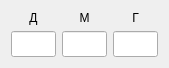
Above: date_form.ui from Yavlados/VKR before the change. Below: the same form after it.
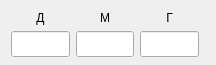
That is the form after the change.

Diff of the .ui file:
```diff
--- a/date_form.ui
+++ b/date_form.ui
@@ -6,8 +6,8 @@
    <rect>
     <x>0</x>
     <y>0</y>
-    <width>169</width>
-    <height>63</height>
+    <width>216</width>
+    <height>65</height>
    </rect>
   </property>
   <property name="sizePolicy">
@@ -16,6 +16,12 @@
     <verstretch>0</verstretch>
    </sizepolicy>
   </property>
+  <property name="minimumSize">
+   <size>
+    <width>216</width>
+    <height>65</height>
+   </size>
+  </property>
   <property name="windowTitle">
    <string>Form</string>
   </property>
@@ -46,6 +52,18 @@
          <verstretch>0</verstretch>
         </sizepolicy>
        </property>
+       <property name="minimumSize">
+        <size>
+         <width>59</width>
+         <height>26</height>
+        </size>
+       </property>
+       <property name="maximumSize">
+        <size>
+         <width>59</width>
+         <height>26</height>
+        </size>
+       </property>
        <property name="font">
         <font>
          <pointsize>11</pointsize>
@@ -81,6 +99,18 @@
          <verstretch>0</verstretch>
         </sizepolicy>
        </property>
+       <property name="minimumSize">
+        <size>
+         <width>58</width>
+         <height>26</height>
+        </size>
+       </property>
+       <property name="maximumSize">
+        <size>
+         <width>58</width>
+         <height>26</height>
+        </size>
+       </property>
        <property name="font">
         <font>
          <pointsize>11</pointsize>
@@ -116,6 +146,18 @@
          <verstretch>0</verstretch>
         </sizepolicy>
        </property>
+       <property name="minimumSize">
+        <size>
+         <width>59</width>
+         <height>26</height>
+        </size>
+       </property>
+       <property name="maximumSize">
+        <size>
+         <width>59</width>
+         <height>26</height>
+        </size>
+       </property>
        <property name="font">
         <font>
          <pointsize>11</pointsize>
@@ -125,6 +167,19 @@
      </item>
     </layout>
    </item>
+   <item>
+    <spacer name="horizontalSpacer">
+     <property name="orientation">
+      <enum>Qt::Horizontal</enum>
+     </property>
+     <property name="sizeHint" stdset="0">
+      <size>
+       <width>40</width>
+       <height>20</height>
+      </size>
+     </property>
+    </spacer>
+   </item>
   </layout>
  </widget>
  <resources/>
```
